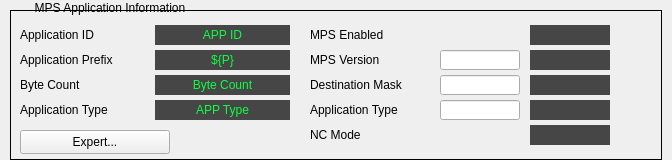
First picture: the form in mps_expert_embed_application_information.ui, repository ad-build-test/pydm-mps, before the edit.
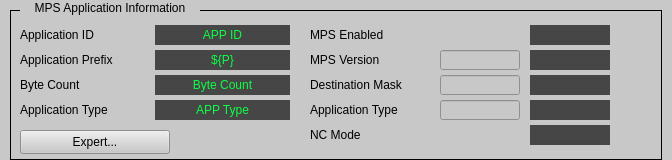
Second picture: the form after the edit. Custom widgets are drawn as their Qt base class.

Diff of the .ui file:
```diff
--- a/mps_expert_embed_application_information.ui
+++ b/mps_expert_embed_application_information.ui
@@ -13,6 +13,9 @@
   <property name="windowTitle">
    <string>Form</string>
   </property>
+  <property name="styleSheet">
+   <string notr="true">background-color: rgb(200, 200, 200);</string>
+  </property>
   <widget class="QFrame" name="frame_2">
    <property name="geometry">
     <rect>
@@ -22,6 +25,9 @@
      <height>150</height>
     </rect>
    </property>
+   <property name="styleSheet">
+    <string notr="true">background-color: rgb(200, 200, 200);</string>
+   </property>
    <property name="frameShape">
     <enum>QFrame::Box</enum>
    </property>
```
Left out of the diff: 3 changed lines with no effect on the pictures.
